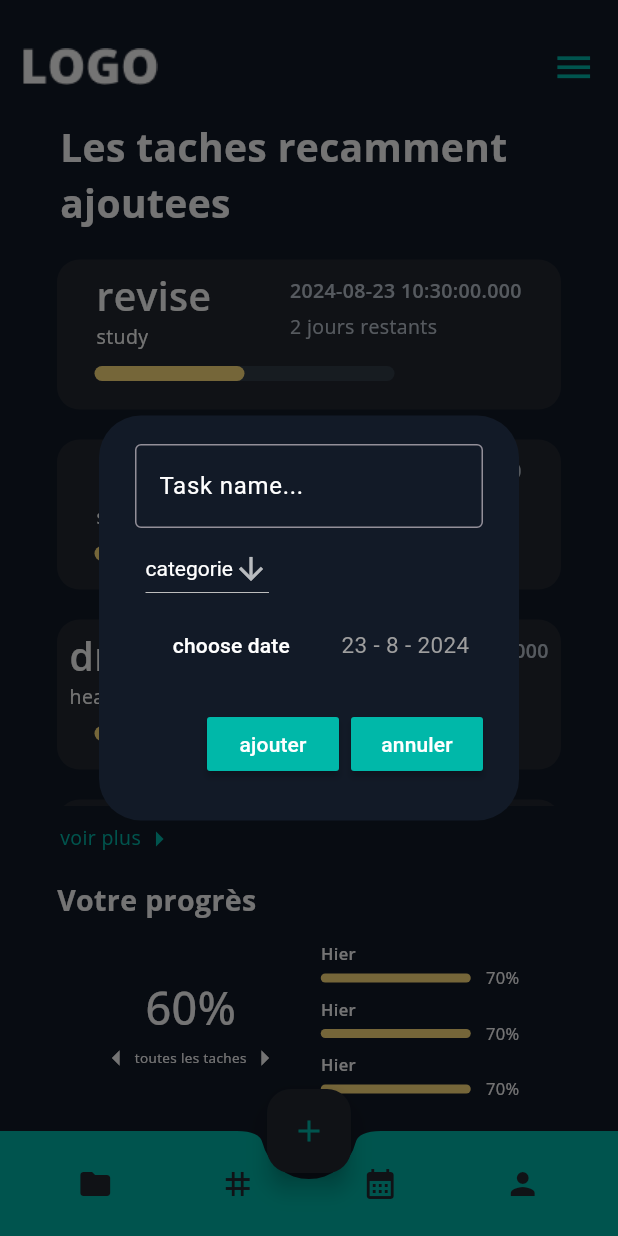
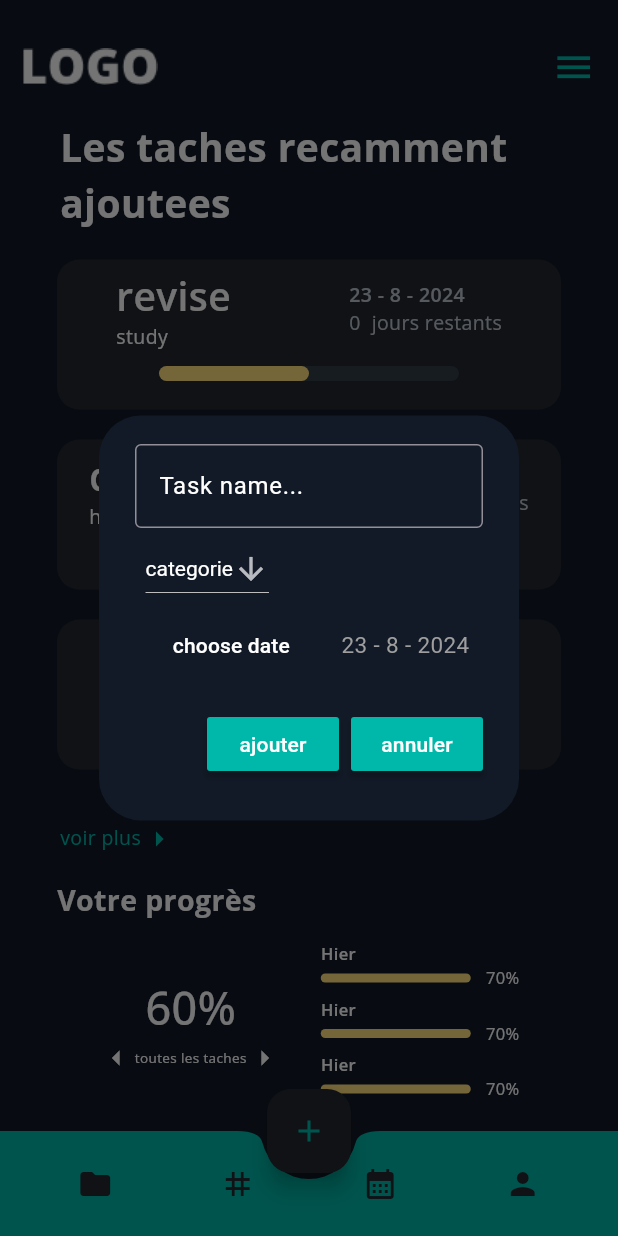
Before and after one commit to Adam-BACHI/productivity-app, a Flutter app: the HomePage screen opened directly, after a tap on the "add" icon, on a phone screen of 412 x 824 dp. Run offline on Flutter 3.47's test engine with Material 3 defaults, Android fonts, the phone set to English and light mode, and no system bars; our stand-ins replace lottie, smooth_page_indicator.

Commit message:
Added the date format and counter of the days left for each task's deadline

```diff
--- a/lib/comps/TaskComp.dart
+++ b/lib/comps/TaskComp.dart
@@ -21,13 +21,13 @@ class TaskComp extends StatelessWidget {
           height: 100,
           decoration: BoxDecoration(
             borderRadius: BorderRadius.circular(15),
-            color: Color.fromARGB(255, 34, 40, 49),
+            color: const Color.fromARGB(255, 34, 40, 49),
           ),
           child: Column(
             crossAxisAlignment: CrossAxisAlignment.start,
             children: [
               Padding(
-                padding: EdgeInsets.only(top: 5),
+                padding: const EdgeInsets.only(top: 5),
                 child: Row(
                   mainAxisAlignment: MainAxisAlignment.spaceAround,
                   children: [
@@ -36,7 +36,7 @@ class TaskComp extends StatelessWidget {
                       children: [
                         Text(
                           taskName,
-                          style: TextStyle(
+                          style: const TextStyle(
                               fontFamily: 'Open',
                               fontSize: 26,
                               fontWeight: FontWeight.w600,
@@ -44,7 +44,7 @@ class TaskComp extends StatelessWidget {
                         ),
                         Text(
                           category,
-                          style: TextStyle(
+                          style: const TextStyle(
                               fontSize: 13,
                               fontFamily: 'Open',
                               color: Color.fromARGB(255, 253, 253, 252)),
@@ -54,20 +54,17 @@ class TaskComp extends StatelessWidget {
                     Column(
                       crossAxisAlignment: CrossAxisAlignment.start,
                       children: [
-                        Padding(
-                          padding: EdgeInsets.only(bottom: 5),
-                          child: Text(
-                            date.toString(),
-                            style: TextStyle(
-                              fontWeight: FontWeight.w600,
-                              fontSize: 13,
-                              fontFamily: 'Open',
-                              color: Color.fromARGB(255, 188, 196, 207),
-                            ),
+                        Text(
+                          '${date.day} - ${date.month} - ${date.year}',
+                          style: const TextStyle(
+                            fontWeight: FontWeight.w600,
+                            fontSize: 13,
+                            fontFamily: 'Open',
+                            color: Color.fromARGB(255, 188, 196, 207),
                           ),
                         ),
                         Text(
-                          '2 jours restants',
+                          '${date.difference(DateTime.now()).inDays}  jours restants',
                           style: TextStyle(
                             fontFamily: 'Open',
                             fontWeight: FontWeight.w400,
@@ -80,8 +77,9 @@ class TaskComp extends StatelessWidget {
                   ],
                 ),
               ),
-              Padding(
-                  padding: EdgeInsets.only(top: 10, left: 25),
+              const Center(
+                child: Padding(
+                  padding: const EdgeInsets.only(top: 10),
                   child: SizedBox(
                       height: 10.0,
                       width: 200.0,
@@ -91,7 +89,9 @@ class TaskComp extends StatelessWidget {
                         backgroundColor: Color.fromARGB(255, 50, 60, 72),
                         value: 0.5,
                         borderRadius: BorderRadius.all(Radius.circular(20)),
-                      ))),
+                      )),
+                ),
+              ),
             ],
           ),
         ),
--- a/lib/comps/newTask.dart
+++ b/lib/comps/newTask.dart
@@ -5,6 +5,7 @@ class NewTask extends StatefulWidget {
   final VoidCallback save;
   final VoidCallback cancel;
   final ValueChanged<String> onDropValueChanged;
+  final ValueChanged onDateSelection;
 
   NewTask({
     super.key,
@@ -12,6 +13,7 @@ class NewTask extends StatefulWidget {
     required this.save,
     required this.cancel,
     required this.onDropValueChanged,
+    required this.onDateSelection,
   });
 
   @override
@@ -33,6 +35,7 @@ class _NewTaskState extends State<NewTask> {
       setState(() {
         date = selectedDate!;
       });
+      widget.onDateSelection(date);
     });
   } // Set this to a value that exists in the DropdownMenuItem list
 
--- a/lib/pages/home.dart
+++ b/lib/pages/home.dart
@@ -16,20 +16,22 @@ class _HomePageState extends State<HomePage> {
     ["exercie", "health", DateTime.now()],
     ["drink water", "health", DateTime.now()],
     ["revise", "study", DateTime.now()],
-    ["revise", "study", DateTime.now()],
   ];
 
   String _dropValue = "categorie";
+  DateTime _date = DateTime.now();
 
   void _save() {
     setState(() {
-      ToDoList.add([_controller.text, _dropValue, DateTime.now()]);
+      ToDoList.add([_controller.text, _dropValue, _date]);
     });
     Navigator.of(context).pop();
+    _controller.clear();
   }
 
   void _cancel() {
     Navigator.of(context).pop();
+    _controller.clear();
   }
 
   void createTask() {
@@ -43,6 +45,11 @@ class _HomePageState extends State<HomePage> {
           onDropValueChanged: (newValue) {
             setState(() {
               _dropValue = newValue;
+            });
+          },
+          onDateSelection: (date) {
+            setState(() {
+              _date = date;
             });
           },
         );
```
